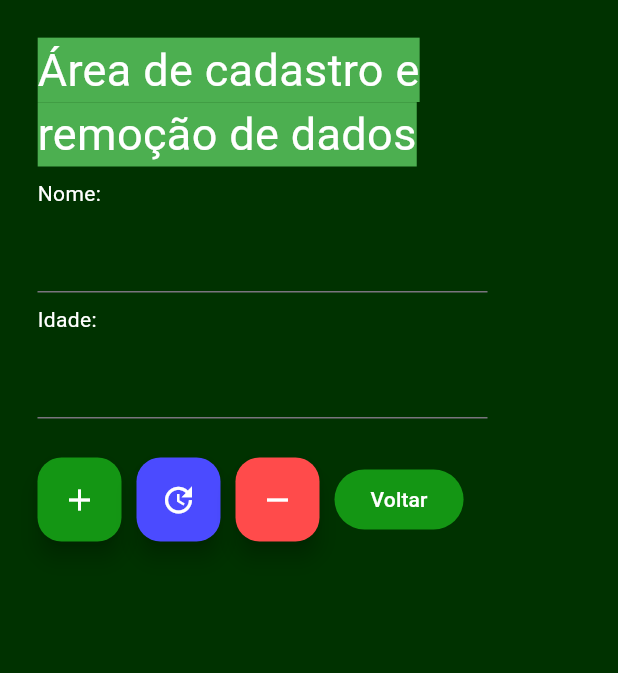
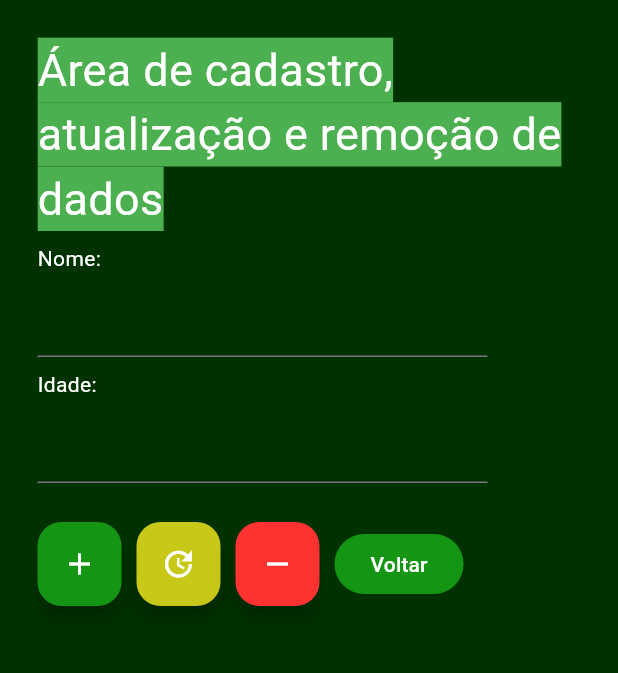
Before and after one commit to SergioGuarilha/app_flutter_preserva_a_reserva, a Flutter app: the screen it shows after launch, after a tap on the "add" icon, on a phone screen of 412 x 824 dp, the part 75-748 px from its top. Run offline on Flutter 3.47's test engine with Material 3 defaults, Android fonts, the phone set to English and light mode, and no system bars.

Commit message:
Adiciona recursos de imagem, estiliza páginas, mais conteúdo

```diff
--- a/lib/paginas/dados.dart
+++ b/lib/paginas/dados.dart
@@ -187,7 +187,7 @@ class _EstadoPaginaDados extends State<Dados> {
   Widget build(BuildContext context) {
     return MeuScaffold(
       appBar: AppBar(
-        title: Title(color: Colors.black, child: Text('Preserva Reserva')),
+        title: Title(color: Colors.black, child: Text('Preserva a Reserva')),
       ),
       body: Container(
         margin: EdgeInsets.symmetric(vertical: 10, horizontal: 10),
@@ -203,7 +203,7 @@ class _EstadoPaginaDados extends State<Dados> {
                 backgroundColor: Colors.green,
                 fontSize: 30
               ),
-                'Área de cadastro e remoção de dados',
+                'Área de cadastro, atualização e remoção de dados',
             ),
             Text(
                 style: TextStyle(
@@ -253,13 +253,14 @@ class _EstadoPaginaDados extends State<Dados> {
                 ),
                 FloatingActionButton(
                   onPressed: () => _atualizarPessoa(context),
+                  hoverColor: Colors.lime,
                   tooltip: 'Atualizar',
-                  backgroundColor: Color.fromARGB(255, 75, 75, 255),
+                  backgroundColor: Color.fromARGB(255, 200, 200, 25),
                   child: Icon(Icons.update, color: Colors.white), // Different color for update
                 ),
                 FloatingActionButton(
-                  backgroundColor: Color.fromARGB(255, 255, 75, 75),
-                  hoverColor: Colors.lightGreen,
+                  backgroundColor: Color.fromARGB(255, 255, 50, 50),
+                  hoverColor: Colors.redAccent,
                   onPressed: () => _removerPessoa(context),  // Updated to use the new method
                   tooltip: 'Apagar',
                   child: const Icon(
--- a/lib/paginas/livre.dart
+++ b/lib/paginas/livre.dart
@@ -7,8 +7,10 @@ class Livre extends StatelessWidget {
 
   Widget build(BuildContext context){
     return MeuScaffold(
-      appBar: AppBar(),
-      body: Text('data'),
-    );
+      appBar: AppBar(
+        title: Title(color: Colors.black, child: Text('Preserva a Reserva')),
+      ),
+      body: Text('Pagina livre')
+      );
   }
 }
--- a/lib/paginas/principal.dart
+++ b/lib/paginas/principal.dart
@@ -1,4 +1,5 @@
 import 'package:flutter/material.dart';
+import 'package:trabalho_av1_app_moveis/app_simples_flutter/lib/paginas/livre.dart';
 import 'package:trabalho_av1_app_moveis/meu_scaffold.dart';
 import './dados.dart';
 import 'package:trabalho_av1_app_moveis/lista.dart';
@@ -10,28 +11,73 @@ class Principal extends StatelessWidget{
   Widget build(BuildContext context){
     return MeuScaffold(
       appBar: AppBar(
-        title: Title(color: Colors.black, child: Text('Preserva Reserva')),
+        title: Title(color: Colors.black, child: Text('Preserva a Reserva')),
       ),
       body: Container(
         margin: EdgeInsets.symmetric(vertical: 10, horizontal: 10),
         padding: EdgeInsets.all(15),
         child: Column(
+          crossAxisAlignment: CrossAxisAlignment.start,
+          spacing: 10,
           children: [
+            Container(
+              padding: EdgeInsets.symmetric(vertical: 6, horizontal: 10),
+              color: Colors.green,
+              constraints: BoxConstraints(maxWidth: double.maxFinite, maxHeight: 150),
+              child: Text(
+                  style: TextStyle(
+                    fontSize: 20,
+                    color: Colors.white
+              ),
+                  'Bem vindos à iniciativa Preserva a Reserva! O objetivo da iniciativa é preservar as reservas ambientais.'
+                  ' Ao se cadastrar, você poderá participar de nossas atividades voluntariamente, e também poderá receber '
+                  'certificados de contribuição!'),
+            ),
+            Row(
+              spacing: 15,
+              children: [
+                Text(
+                    style: TextStyle(
+                      fontSize: 20,
+                      fontWeight: FontWeight.bold,
+                      color: Colors.white,
+                    ),
+                    'Cadastre-se agora:'
+                ),
                 ElevatedButton(
+                  style: ButtonStyle(
+                    backgroundColor: WidgetStateColor.resolveWith((states) => Color.fromARGB(255, 20, 150, 20)),
+                  ),
                   onPressed: () {
                     Navigator.push(
                     context,
-                MaterialPageRoute(builder: (context) => Dados()),
+                    MaterialPageRoute(
+                        builder: (context) => Dados()
+                        ),
                       );
                     },
-              child: Icon(Icons.add),
+                  child: Icon(
+                      color: Colors.white,
+                      Icons.add
+                  ),
+                ),
+                Text(
+                    style: TextStyle(
+                      fontSize: 20,
+                      fontWeight: FontWeight.bold,
+                      color: Colors.white,
+                    ),
+                    'Lista de nossos membros:'
                 ),
                 ElevatedButton(
+                  style: ButtonStyle(
+                    backgroundColor: WidgetStateColor.resolveWith((states) => Color.fromARGB(255, 20, 150, 20)),
+                  ),
                   onPressed: () {
                     showDialog(
                       context: context,
                       builder: (context) => AlertDialog(
-                    title: Text("Lista de Pessoas"),
+                        title: Text("Membros atuais"),
                         content: SizedBox(
                           width: double.maxFinite,
                           child: ListView.builder(
@@ -55,7 +101,27 @@ class Principal extends StatelessWidget{
                       ),
                     );
                   },
-              child: Icon(Icons.smart_display),
+                  child: Icon(
+                      color: Colors.white,
+                      Icons.list_alt
+                  ),
+                ),
+              ],
+            ),
+            FloatingActionButton(
+              backgroundColor: WidgetStateColor.resolveWith((states) => Color.fromARGB(255, 20, 150, 20)),
+              onPressed: (){
+                Navigator.push(
+                  context,
+                  MaterialPageRoute(
+                      builder: (context) => Livre()
+                    ),
+                  );
+                },
+              child: Icon(
+                  color: Colors.white,
+                  Icons.emoji_nature_rounded
+              ),
             ),
           ],
         ),
```
Also changed, not shown: pubspec.yaml (+7 -0 lines), 6 other files. Lines whose indentation alone changed are shown as unchanged.
